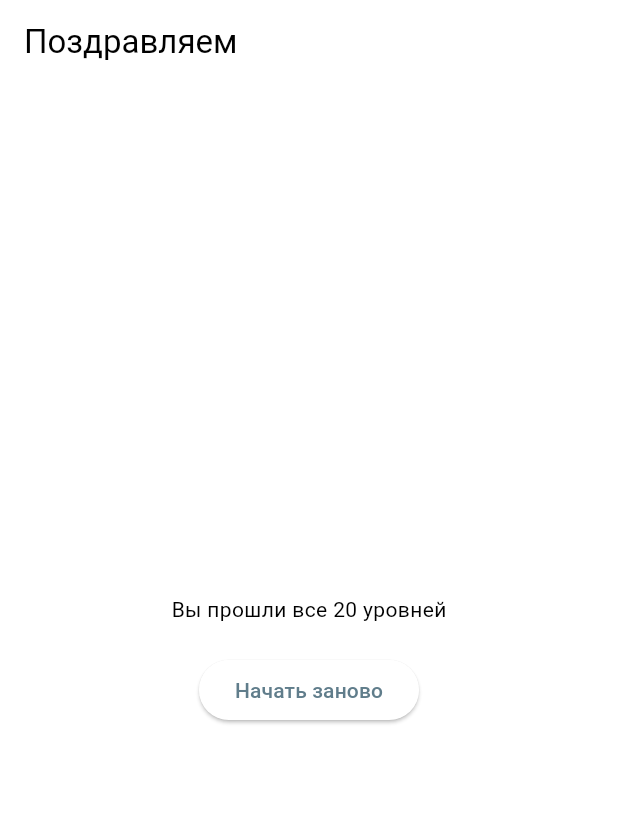
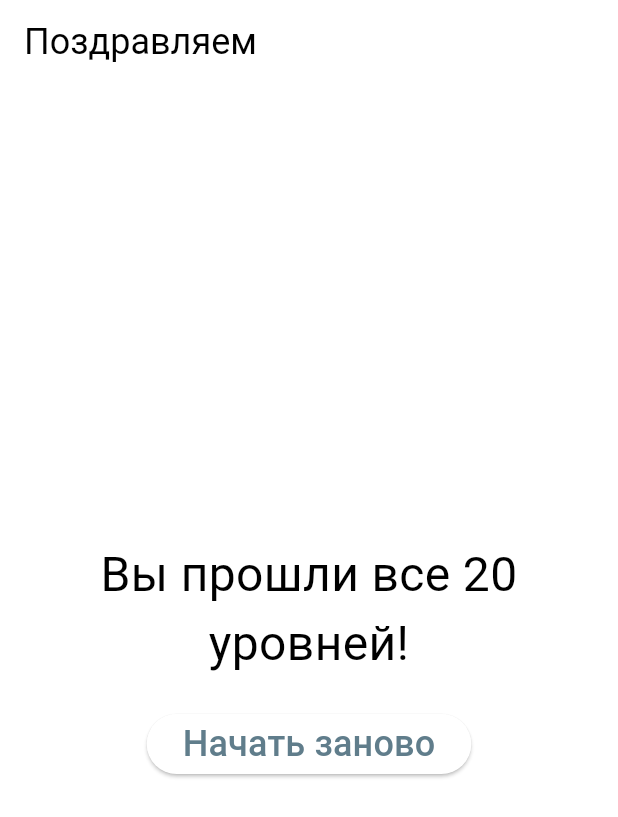
Before and after one commit to ShurikFW/language_learning_app-master, a Flutter app: the CongratsScreen screen opened directly, on a phone screen of 412 x 824 dp. Shown: the top 817 px of the screen. Run offline on Flutter 3.47's test engine with Material 3 defaults, Android fonts, the phone set to English and light mode, and no system bars; our stand-ins replace flip_card, shared_preferences; missing offline and left inert: flutter_animated_button; accounts and stored records are empty.

Commit message:
Update level number, show congrats screen in the end

```diff
--- a/lib/congrats_screen.dart
+++ b/lib/congrats_screen.dart
@@ -1,3 +1,4 @@
+import 'package:flutter/cupertino.dart';
 import 'package:flutter/material.dart';
 
 class CongratsScreen extends StatelessWidget {
@@ -5,19 +6,22 @@ class CongratsScreen extends StatelessWidget {
   Widget build(BuildContext context) {
     return Scaffold(
       appBar: AppBar(
-        title: Text('Поздравляем'),
+        title: const Text('Поздравляем', style: TextStyle(fontSize: 24)),
       ),
       body: Center(
         child: Column(
           mainAxisAlignment: MainAxisAlignment.center,
           children: [
-            Text('Вы прошли все 20 уровней'),
-            SizedBox(height: 20),
+            const Text(
+                textAlign: TextAlign.center,
+                'Вы прошли все 20 уровней!',
+                style: TextStyle(fontSize: 32)),
+            const SizedBox(height: 20),
             ElevatedButton(
               onPressed: () {
                 Navigator.popUntil(context, ModalRoute.withName('/'));
               },
-              child: Text('Начать заново'),
+              child: Text('Начать заново', style: TextStyle(fontSize: 24)),
             ),
           ],
         ),
```
Also changed, not shown: lib/dictionary.dart (+10 -0 lines), lib/homepage.dart (+4 -4 lines), lib/level_screen.dart (+30 -5 lines), lib/screen_between_levels.dart (+12 -3 lines), lib/shared_preferences.dart (+20 -2 lines).
